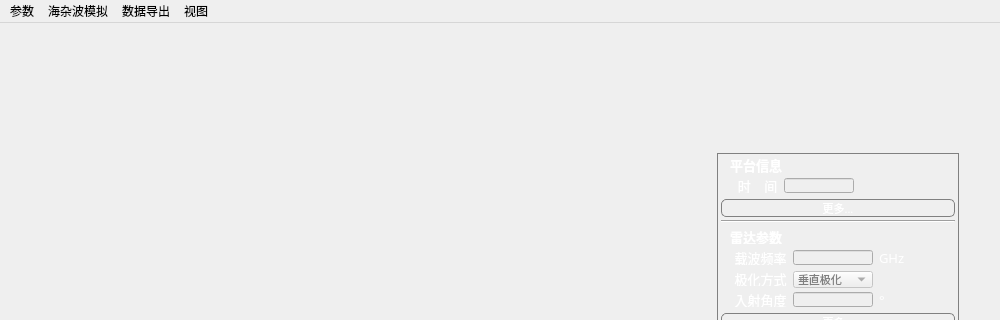
This is MainWindow.ui in cedricxs/RadarSimulator as Qt 5 draws it before an edit; both pictures show x 0 to 1000 and y 0 to 320 of the 1000 by 555 pixel window. The edited form follows.
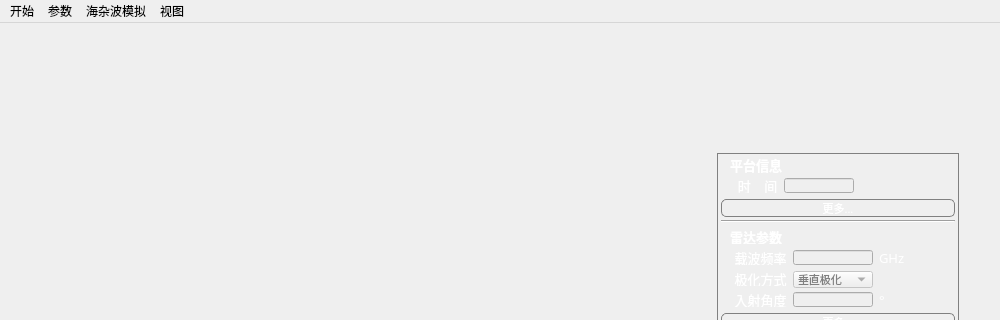
This is the edited form. Icons and pictures are not drawn.

Patch:
```diff
--- a/MainWindow.ui
+++ b/MainWindow.ui
@@ -1101,12 +1101,6 @@
     <addaction name="separator"/>
     <addaction name="action_7"/>
    </widget>
-   <widget class="QMenu" name="menu_3">
-    <property name="title">
-     <string>数据导出</string>
-    </property>
-    <addaction name="action_6"/>
-   </widget>
    <widget class="QMenu" name="menu_4">
     <property name="title">
      <string>视图</string>
@@ -1119,9 +1113,16 @@
     <addaction name="separator"/>
     <addaction name="action_13"/>
    </widget>
+   <widget class="QMenu" name="menu_5">
+    <property name="title">
+     <string>开始</string>
+    </property>
+    <addaction name="action_6"/>
+    <addaction name="action_8"/>
+   </widget>
+   <addaction name="menu_5"/>
    <addaction name="menu"/>
    <addaction name="menu_2"/>
-   <addaction name="menu_3"/>
    <addaction name="menu_4"/>
   </widget>
   <action name="action">
```
Left out of the diff: 5 changed lines with no effect on the pictures.
